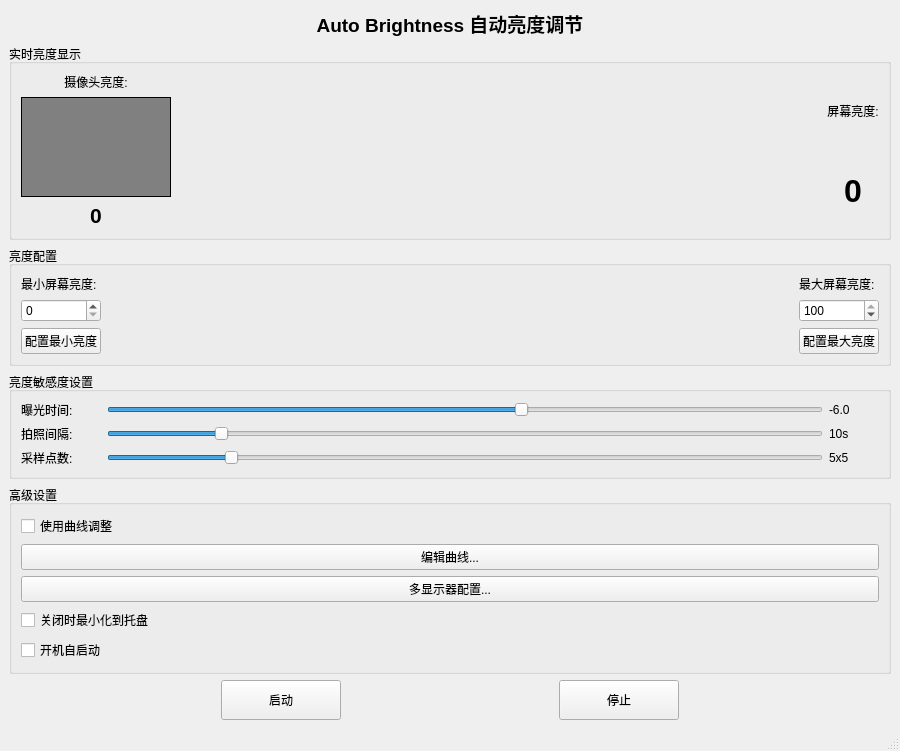
First picture: the form in mainwindow.ui, repository 183965983/AutoBrightnessWidget, before the edit.
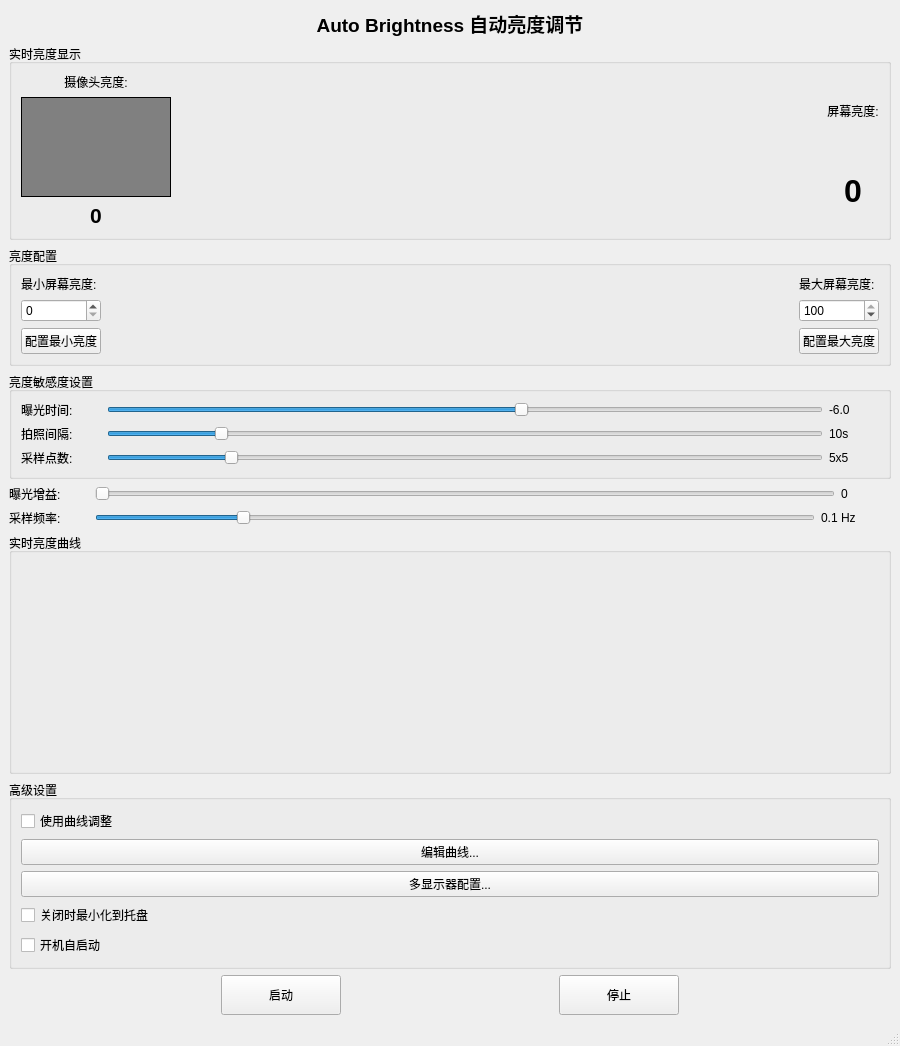
Second picture: the form after the edit.

Commit message: Add real-time brightness curve and new controls for gain and sampling frequency

The edit to the form file:
```diff
--- a/mainwindow.ui
+++ b/mainwindow.ui
@@ -354,6 +354,120 @@
       </layout>
      </widget>
     </item>
+    <item>
+     <layout class="QHBoxLayout" name="gainLayout">
+      <item>
+       <widget class="QLabel" name="gainLabel">
+        <property name="text">
+         <string>曝光增益:</string>
+        </property>
+        <property name="minimumSize">
+         <size>
+          <width>80</width>
+          <height>0</height>
+         </size>
+        </property>
+       </widget>
+      </item>
+      <item>
+       <widget class="QSlider" name="gainSlider">
+        <property name="minimum">
+         <number>0</number>
+        </property>
+        <property name="maximum">
+         <number>255</number>
+        </property>
+        <property name="value">
+         <number>0</number>
+        </property>
+        <property name="orientation">
+         <enum>Qt::Orientation::Horizontal</enum>
+        </property>
+       </widget>
+      </item>
+      <item>
+       <widget class="QLabel" name="gainValueLabel">
+        <property name="text">
+         <string>0</string>
+        </property>
+        <property name="minimumSize">
+         <size>
+          <width>50</width>
+          <height>0</height>
+         </size>
+        </property>
+       </widget>
+      </item>
+     </layout>
+    </item>
+    <item>
+     <layout class="QHBoxLayout" name="samplingFreqLayout">
+      <item>
+       <widget class="QLabel" name="samplingFreqLabel">
+        <property name="text">
+         <string>采样频率:</string>
+        </property>
+        <property name="minimumSize">
+         <size>
+          <width>80</width>
+          <height>0</height>
+         </size>
+        </property>
+       </widget>
+      </item>
+      <item>
+       <widget class="QSlider" name="samplingFreqSlider">
+        <property name="minimum">
+         <number>0</number>
+        </property>
+        <property name="maximum">
+         <number>100</number>
+        </property>
+        <property name="value">
+         <number>20</number>
+        </property>
+        <property name="orientation">
+         <enum>Qt::Orientation::Horizontal</enum>
+        </property>
+        <property name="toolTip">
+         <string>对数刻度: 0.01Hz - 60Hz</string>
+        </property>
+       </widget>
+      </item>
+      <item>
+       <widget class="QLabel" name="samplingFreqValueLabel">
+        <property name="text">
+         <string>0.1 Hz</string>
+        </property>
+        <property name="minimumSize">
+         <size>
+          <width>70</width>
+          <height>0</height>
+         </size>
+        </property>
+       </widget>
+      </item>
+     </layout>
+    </item>
+    <item>
+     <widget class="QGroupBox" name="curveGroupBox">
+      <property name="title">
+       <string>实时亮度曲线</string>
+      </property>
+      <layout class="QVBoxLayout" name="curveGroupBoxLayout">
+       <item>
+        <widget class="QWidget" name="curveWidgetPlaceholder" native="true">
+         <property name="minimumSize">
+          <size>
+           <width>0</width>
+           <height>200</height>
+          </size>
+         </property>
+        </widget>
+       </item>
+      </layout>
+     </widget>
+    </item>
     <item>
      <widget class="QGroupBox" name="advancedGroupBox">
       <property name="title">
```
The commit also changes 7 other files.
